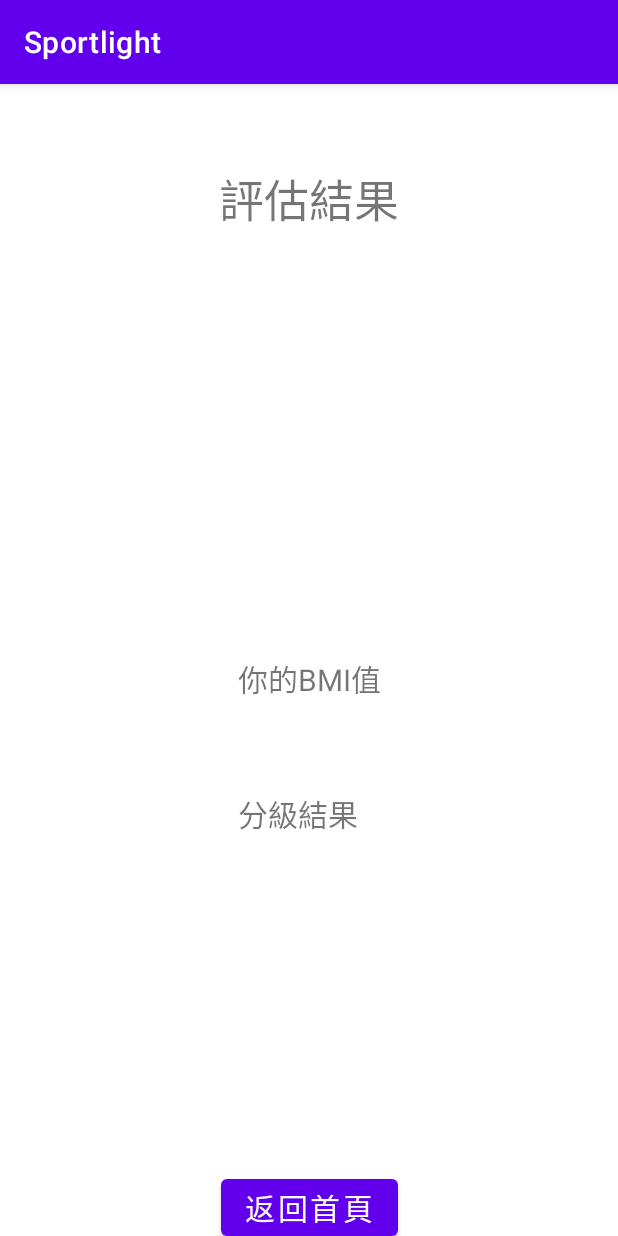
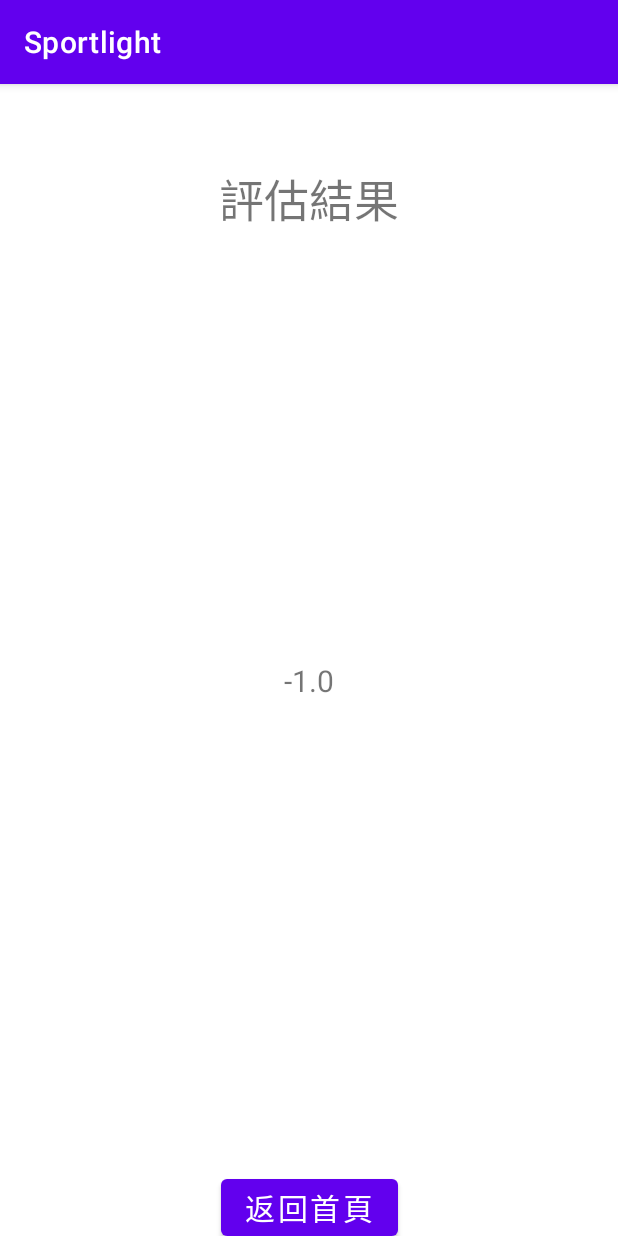
Before and after one commit to OscarShiang/sportlight, an Android app: the Result screen opened directly, with no data from a screen before it, on a phone screen of 412 x 824 dp. Run offline under Robolectric (Android 15) with nearby library versions, the phone set to English and light mode, and no system bars.

```diff
--- a/app/src/main/java/com/example/sportlight/ApiEntry.java
+++ b/app/src/main/java/com/example/sportlight/ApiEntry.java
@@ -347,6 +347,9 @@ public class ApiEntry {
                 response.append(line);
             }
 
+            reader.close();
+            conn.disconnect();
+
         } catch (MalformedURLException e) {
             e.printStackTrace();
         } catch (ProtocolException e) {
--- a/app/src/main/java/com/example/sportlight/Result.java
+++ b/app/src/main/java/com/example/sportlight/Result.java
@@ -5,10 +5,12 @@ import androidx.appcompat.app.AppCompatActivity;
 import android.os.Bundle;
 import android.view.View;
 import android.widget.Button;
+import android.widget.TextView;
 
 public class Result extends AppCompatActivity {
 
-    Button back;
+    private Button back;
+    private TextView rankText, BMIText;
 
     @Override
     protected void onCreate(Bundle savedInstanceState) {
@@ -17,16 +19,26 @@ public class Result extends AppCompatActivity {
 
         findObjects();
         buttonClickEvent();
+
+        Float BMI = getIntent().getFloatExtra("BMI", -1.0f);
+        String rank = getIntent().getStringExtra("result");
+
+        BMIText.setText(BMI.toString());
+        rankText.setText(rank);
     }
 
-    public void findObjects() {
+    private void findObjects() {
         back = findViewById(R.id.backButton);
+
+        rankText = findViewById(R.id.rankText);
+        BMIText = findViewById(R.id.BMIText);
     }
 
-    public void buttonClickEvent() {
+    private void buttonClickEvent() {
         back.setOnClickListener(new View.OnClickListener() {
             @Override
             public void onClick(View v) {
+                setResult(RESULT_OK);
                 finish();
             }
         });
--- a/app/src/main/res/layout/activity_question.xml
+++ b/app/src/main/res/layout/activity_question.xml
@@ -97,6 +97,7 @@
                     android:layout_height="wrap_content"
                     android:text="Q2:過去一年體重是否有不正常減輕(>5%)的情形？"/>
                 <RadioGroup
+                    android:id="@+id/abnormal_weight"
                     android:layout_width="wrap_content"
                     android:layout_height="wrap_content"
                     android:orientation="horizontal">
@@ -123,6 +124,7 @@
                     android:layout_height="wrap_content"
                     android:text="Q3:每周的運動時數？"/>
                 <RadioGroup
+                    android:id="@+id/exercise_kind"
                     android:layout_width="wrap_content"
                     android:layout_height="wrap_content"
                     android:orientation="horizontal">
@@ -153,6 +155,7 @@
                     android:layout_height="wrap_content"
                     android:text="Q4:過去一年是否有跌倒的經驗？"/>
                 <RadioGroup
+                    android:id="@+id/fall_down"
                     android:layout_width="wrap_content"
                     android:layout_height="wrap_content"
                     android:orientation="horizontal">
--- a/app/src/main/res/layout/activity_result.xml
+++ b/app/src/main/res/layout/activity_result.xml
@@ -25,12 +25,14 @@
         app:layout_constraintLeft_toLeftOf="parent"
         app:layout_constraintRight_toRightOf="parent">
         <TextView
+            android:id="@+id/BMIText"
             android:layout_width="wrap_content"
             android:layout_height="wrap_content"
             android:layout_margin="30dp"
             android:text="你的BMI值"
             android:textSize="20sp"/>
         <TextView
+            android:id="@+id/rankText"
             android:layout_width="wrap_content"
             android:layout_height="wrap_content"
             android:layout_margin="30dp"
```
Also changed, not shown: app/src/main/java/com/example/sportlight/Question.java (+99 -6 lines), app/src/main/java/com/example/sportlight/Register.java (+7 -2 lines).
